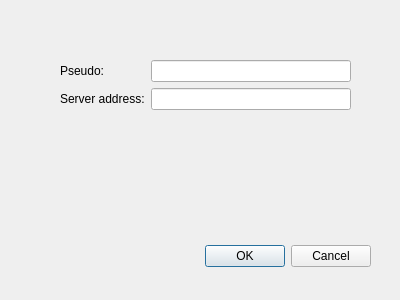
Before: the Qt Designer form ui/JoinDialog.ui in francois-berder/battletank, drawn with Qt 5.
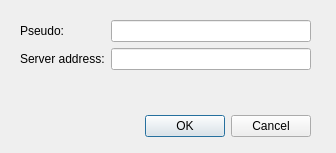
After: the same form once the commit is applied.

Patch:
```diff
--- a/ui/JoinDialog.ui
+++ b/ui/JoinDialog.ui
@@ -6,8 +6,8 @@
    <rect>
     <x>0</x>
     <y>0</y>
-    <width>400</width>
-    <height>300</height>
+    <width>336</width>
+    <height>153</height>
    </rect>
   </property>
   <property name="windowTitle">
@@ -17,8 +17,8 @@
    <property name="geometry">
     <rect>
      <x>30</x>
-     <y>240</y>
-     <width>341</width>
+     <y>110</y>
+     <width>281</width>
      <height>32</height>
     </rect>
    </property>
@@ -32,8 +32,8 @@
   <widget class="QWidget" name="formLayoutWidget">
    <property name="geometry">
     <rect>
-     <x>60</x>
-     <y>60</y>
+     <x>20</x>
+     <y>20</y>
      <width>291</width>
      <height>71</height>
     </rect>
```
Left out of the diff: 7 changed lines with no effect on the pictures.
